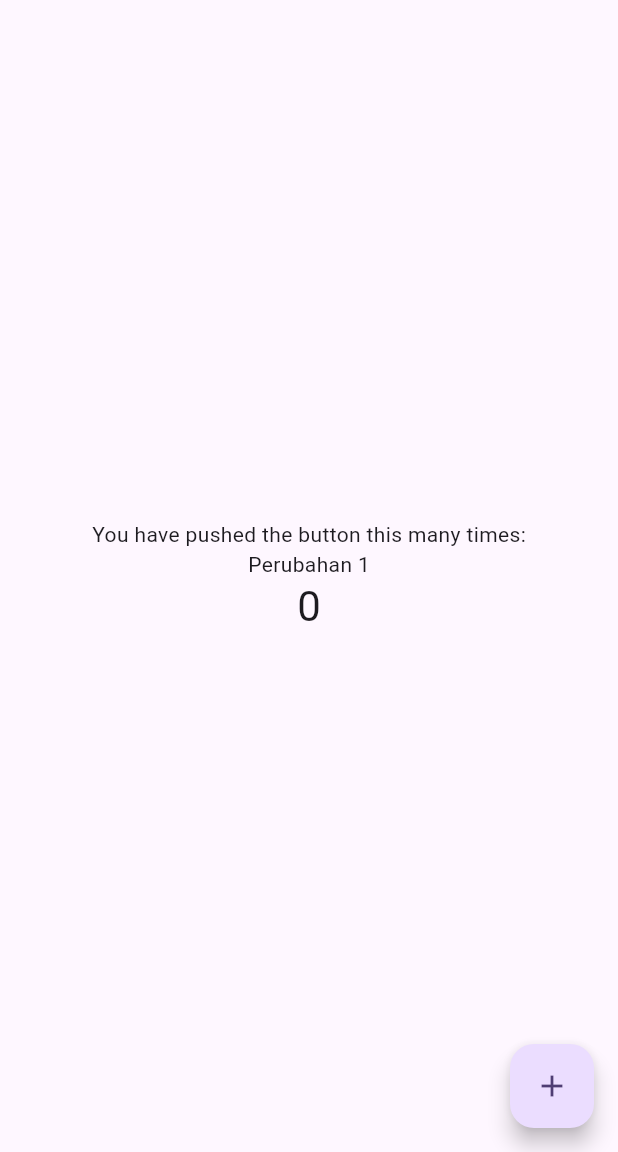
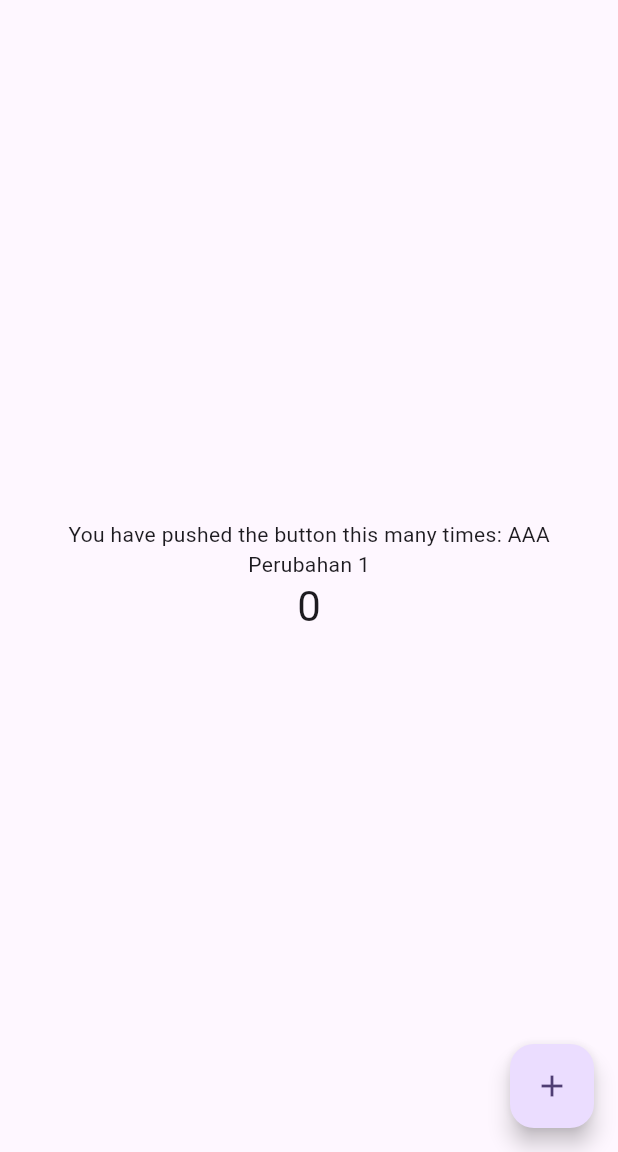
Before and after one commit to nikenlis/belajar-CI, a Flutter app: the screen it shows after launch, on a phone screen of 412 x 824 dp, the part 84-1236 px from its top. Run offline on Flutter 3.47's test engine with Material 3 defaults, Android fonts, the phone set to English and light mode, and no system bars.

Commit message:
ubah dari perubahan 1

```diff
--- a/lib/main.dart
+++ b/lib/main.dart
@@ -50,7 +50,7 @@ class _MyHomePageState extends State<MyHomePage> {
           mainAxisAlignment: MainAxisAlignment.center,
           children: <Widget>[
             const Text(
-              'You have pushed the button this many times:',
+              'You have pushed the button this many times: AAA',
             ),
             Text(
               'Perubahan 1',
```
